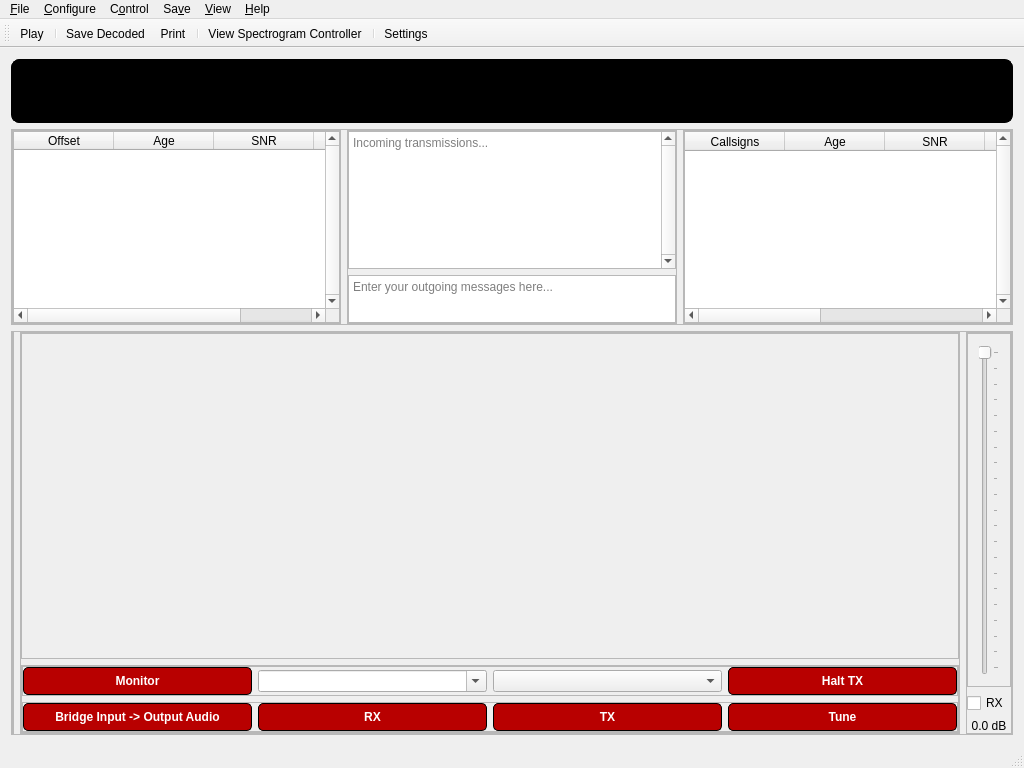
This is src/ui/mainwindow.ui in GekkoFyre/small-world-deluxe as Qt 5 draws it before an edit. The edited form follows.
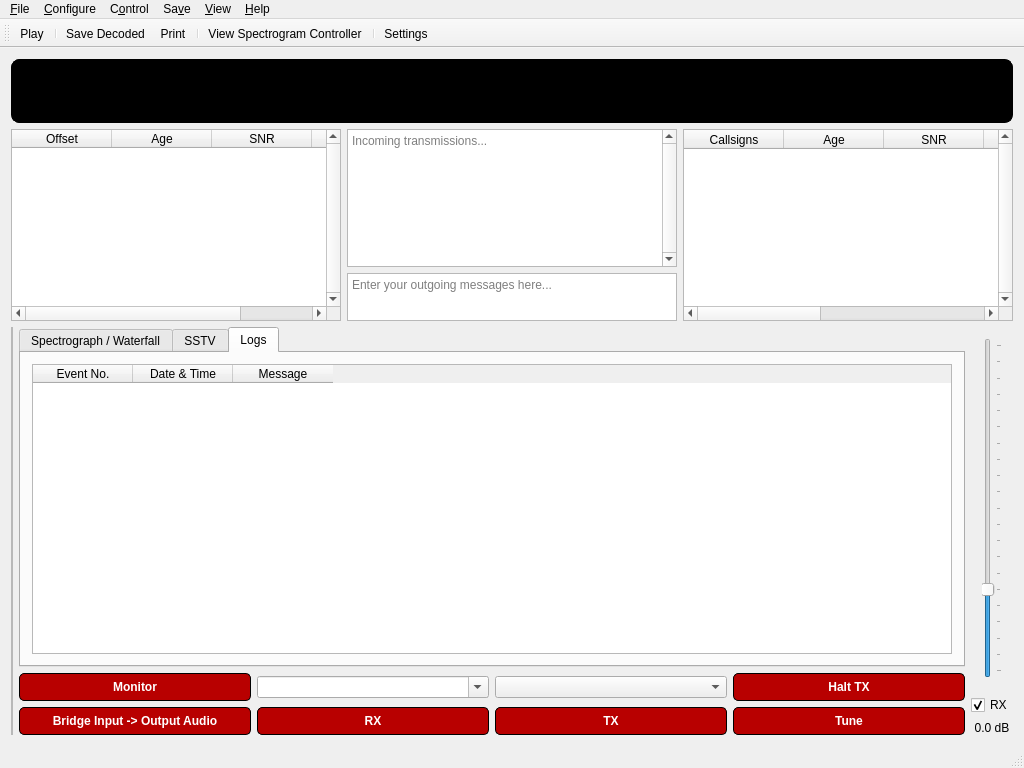
This is the edited form. The open tabs and pages were chosen to show the change.

Commit message: * Made some significant updates to QMainWindow.

Diff of the .ui file:
```diff
--- a/src/ui/mainwindow.ui
+++ b/src/ui/mainwindow.ui
@@ -151,10 +151,10 @@
     <item>
      <widget class="QFrame" name="frame_mesg_disp">
       <property name="frameShape">
-       <enum>QFrame::StyledPanel</enum>
+       <enum>QFrame::NoFrame</enum>
       </property>
       <property name="frameShadow">
-       <enum>QFrame::Raised</enum>
+       <enum>QFrame::Plain</enum>
       </property>
       <layout class="QHBoxLayout" name="horizontalLayout">
        <property name="leftMargin">
@@ -178,10 +178,10 @@
           </sizepolicy>
          </property>
          <property name="frameShape">
-          <enum>QFrame::StyledPanel</enum>
+          <enum>QFrame::NoFrame</enum>
          </property>
          <property name="frameShadow">
-          <enum>QFrame::Raised</enum>
+          <enum>QFrame::Plain</enum>
          </property>
          <layout class="QVBoxLayout" name="verticalLayout_2">
           <property name="leftMargin">
@@ -238,10 +238,10 @@
           </sizepolicy>
          </property>
          <property name="frameShape">
-          <enum>QFrame::StyledPanel</enum>
+          <enum>QFrame::NoFrame</enum>
          </property>
          <property name="frameShadow">
-          <enum>QFrame::Raised</enum>
+          <enum>QFrame::Plain</enum>
          </property>
          <layout class="QVBoxLayout" name="verticalLayout_3">
           <property name="leftMargin">
@@ -312,10 +312,10 @@
           </sizepolicy>
          </property>
          <property name="frameShape">
-          <enum>QFrame::StyledPanel</enum>
+          <enum>QFrame::NoFrame</enum>
          </property>
          <property name="frameShadow">
-          <enum>QFrame::Raised</enum>
+          <enum>QFrame::Plain</enum>
          </property>
          <layout class="QVBoxLayout" name="verticalLayout_4">
           <property name="leftMargin">
@@ -384,10 +384,10 @@
     <item>
      <widget class="QFrame" name="frame_spectrograph">
       <property name="frameShape">
-       <enum>QFrame::StyledPanel</enum>
+       <enum>QFrame::NoFrame</enum>
       </property>
       <property name="frameShadow">
-       <enum>QFrame::Raised</enum>
+       <enum>QFrame::Plain</enum>
       </property>
       <layout class="QHBoxLayout" name="horizontalLayout_3">
        <property name="leftMargin">
@@ -441,10 +441,10 @@
           </sizepolicy>
          </property>
          <property name="frameShape">
-          <enum>QFrame::StyledPanel</enum>
+          <enum>QFrame::NoFrame</enum>
          </property>
          <property name="frameShadow">
-          <enum>QFrame::Raised</enum>
+          <enum>QFrame::Plain</enum>
          </property>
          <layout class="QVBoxLayout" name="verticalLayout_9">
           <property name="leftMargin">
@@ -468,10 +468,10 @@
              </sizepolicy>
             </property>
             <property name="frameShape">
-             <enum>QFrame::StyledPanel</enum>
+             <enum>QFrame::NoFrame</enum>
             </property>
             <property name="frameShadow">
-             <enum>QFrame::Raised</enum>
+             <enum>QFrame::Plain</enum>
             </property>
             <layout class="QVBoxLayout" name="verticalLayout_11">
              <property name="leftMargin">
@@ -486,6 +486,112 @@
              <property name="bottomMargin">
               <number>0</number>
              </property>
+             <item>
+              <widget class="QTabWidget" name="tabWidget_maingui">
+               <property name="currentIndex">
+                <number>0</number>
+               </property>
+               <property name="elideMode">
+                <enum>Qt::ElideLeft</enum>
+               </property>
+               <property name="tabBarAutoHide">
+                <bool>true</bool>
+               </property>
+               <widget class="QWidget" name="tab_maingui_spectro_waterfall">
+                <attribute name="title">
+                 <string>Spectrograph / Waterfall</string>
+                </attribute>
+                <layout class="QHBoxLayout" name="horizontalLayout_12">
+                 <property name="spacing">
+                  <number>0</number>
+                 </property>
+                 <property name="leftMargin">
+                  <number>0</number>
+                 </property>
+                 <property name="topMargin">
+                  <number>0</number>
+                 </property>
+                 <property name="rightMargin">
+                  <number>0</number>
+                 </property>
+                 <property name="bottomMargin">
+                  <number>0</number>
+                 </property>
+                 <item>
+                  <widget class="QFrame" name="frame_maingui_spectro_waterfall">
+                   <property name="frameShape">
+                    <enum>QFrame::NoFrame</enum>
+                   </property>
+                   <property name="frameShadow">
+                    <enum>QFrame::Plain</enum>
+                   </property>
+                  </widget>
+                 </item>
+                </layout>
+               </widget>
+               <widget class="QWidget" name="tab_maingui_sstv">
+                <attribute name="title">
+                 <string>SSTV</string>
+                </attribute>
+                <attribute name="toolTip">
+                 <string>Slow Scan Television (&quot;SSTV&quot;).</string>
+                </attribute>
+               </widget>
+               <widget class="QWidget" name="tab_maingui_logs">
+                <attribute name="title">
+                 <string>Logs</string>
+                </attribute>
+                <layout class="QVBoxLayout" name="verticalLayout_12">
+                 <item>
+                  <widget class="QFrame" name="frame_maingui_logs">
+                   <property name="frameShape">
+                    <enum>QFrame::NoFrame</enum>
+                   </property>
+                   <property name="frameShadow">
+                    <enum>QFrame::Plain</enum>
+                   </property>
+                   <layout class="QVBoxLayout" name="verticalLayout_13">
+                    <property name="spacing">
+                     <number>0</number>
+                    </property>
+                    <property name="leftMargin">
+                     <number>0</number>
+                    </property>
+                    <property name="topMargin">
+                     <number>0</number>
+                    </property>
+                    <property name="rightMargin">
+                     <number>0</number>
+                    </property>
+                    <property name="bottomMargin">
+                     <number>0</number>
+                    </property>
+                    <item>
+                     <widget class="QTableWidget" name="tableWidget_maingui_logs">
+                      <column>
+                       <property name="text">
+                        <string>Event No.</string>
+                       </property>
+                      </column>
+                      <column>
+                       <property name="text">
+                        <string>Date &amp; Time</string>
+                       </property>
+                      </column>
+                      <column>
+                       <property name="text">
+                        <string>Message</string>
+                       </property>
+                      </column>
+                     </widget>
+                    </item>
+                   </layout>
+                  </widget>
+                 </item>
+                </layout>
+               </widget>
+              </widget>
+             </item>
             </layout>
            </widget>
           </item>
@@ -498,10 +604,10 @@
              </sizepolicy>
             </property>
             <property name="frameShape">
-             <enum>QFrame::StyledPanel</enum>
+             <enum>QFrame::NoFrame</enum>
             </property>
             <property name="frameShadow">
-             <enum>QFrame::Raised</enum>
+             <enum>QFrame::Plain</enum>
             </property>
             <layout class="QVBoxLayout" name="verticalLayout_10">
              <property name="leftMargin">
@@ -519,10 +625,10 @@
              <item>
               <widget class="QFrame" name="frame_spect_buttons_top">
                <property name="frameShape">
-                <enum>QFrame::StyledPanel</enum>
+                <enum>QFrame::NoFrame</enum>
                </property>
                <property name="frameShadow">
-                <enum>QFrame::Raised</enum>
+                <enum>QFrame::Plain</enum>
                </property>
                <layout class="QHBoxLayout" name="horizontalLayout_4">
                 <property name="leftMargin">
@@ -632,10 +738,10 @@
              <item>
               <widget class="QFrame" name="frame_spect_buttons_bottom">
                <property name="frameShape">
-                <enum>QFrame::StyledPanel</enum>
+                <enum>QFrame::NoFrame</enum>
                </property>
                <property name="frameShadow">
-                <enum>QFrame::Raised</enum>
+                <enum>QFrame::Plain</enum>
                </property>
                <layout class="QHBoxLayout" name="horizontalLayout_5">
                 <property name="leftMargin">
@@ -796,10 +902,10 @@
           </sizepolicy>
          </property>
          <property name="frameShape">
-          <enum>QFrame::StyledPanel</enum>
+          <enum>QFrame::NoFrame</enum>
          </property>
          <property name="frameShadow">
-          <enum>QFrame::Raised</enum>
+          <enum>QFrame::Plain</enum>
          </property>
          <layout class="QVBoxLayout" name="verticalLayout_7">
           <property name="leftMargin">
@@ -817,10 +923,10 @@
           <item>
            <widget class="QFrame" name="frame">
             <property name="frameShape">
-             <enum>QFrame::StyledPanel</enum>
+             <enum>QFrame::NoFrame</enum>
             </property>
             <property name="frameShadow">
-             <enum>QFrame::Raised</enum>
+             <enum>QFrame::Plain</enum>
             </property>
             <layout class="QHBoxLayout" name="horizontalLayout_13">
              <item>
@@ -838,13 +944,13 @@
                 <number>5</number>
                </property>
                <property name="value">
-                <number>0</number>
+                <number>25</number>
                </property>
                <property name="orientation">
                 <enum>Qt::Vertical</enum>
                </property>
                <property name="invertedAppearance">
-                <bool>true</bool>
+                <bool>false</bool>
                </property>
                <property name="invertedControls">
                 <bool>true</bool>
@@ -869,7 +975,7 @@
              <string>RX</string>
             </property>
             <property name="checked">
-             <bool>false</bool>
+             <bool>true</bool>
             </property>
            </widget>
           </item>
```
Left out of the diff: 6 changed lines with no effect on the pictures. The commit also changes 2 other files.
